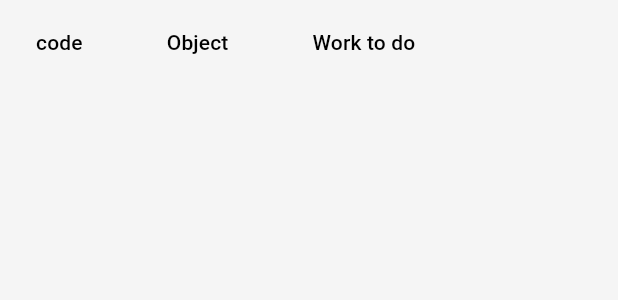
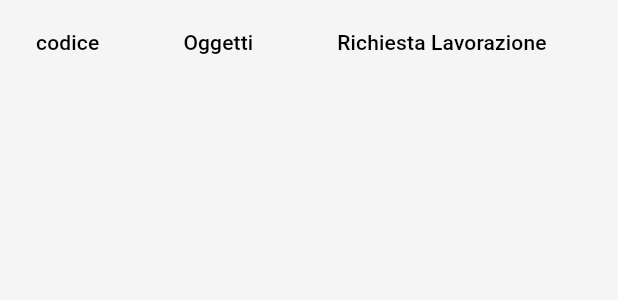
Before and after one commit to nio74/au79_web, a Flutter app: the DataTableRepairWidget widget shown alone on an empty page, opened directly, on a phone screen of 412 x 824 dp. Shown: the top 300 px of the screen. Run offline on Flutter 3.47's test engine with Material 2 defaults, Android fonts, the phone set to English and light mode, and no system bars; our stand-ins replace bloc, cloud_firestore, equatable, firebase_core, flutter_bloc; missing offline and left inert: easy_autocomplete; accounts and stored records are empty; Roboto replaces fonts that are missing (Futura).

Commit message:
casa 150986

```diff
--- a/lib/bloc/repair/repair_bloc.dart
+++ b/lib/bloc/repair/repair_bloc.dart
@@ -13,12 +13,14 @@ class RepairBloc extends Bloc<RepairEvent, RepairState> {
 
   RepairBloc({required RepairRepository repairRepository})
       : _repairRepository = repairRepository,
-        super(RepairLoading()) {
-    on<LoadRepairs>(_onLoadRepairs);
+        super(RepairBlocStateLoading()) {
+    on<RepairBlocEventInit>(_onLoadRepairs);
     on<UpdateRepairs>(_updateRepair);
+    on<RepairBlocLoadIdEvent>(_onLoadId);
   }
 
-  FutureOr<void> _onLoadRepairs(LoadRepairs event, Emitter<RepairState> emit) {
+  FutureOr<void> _onLoadRepairs(
+      RepairBlocEventInit event, Emitter<RepairState> emit) {
     _repairSubscription?.cancel();
     _repairSubscription = _repairRepository.getAllRepairs().listen(
           (products) => add(
@@ -28,8 +30,13 @@ class RepairBloc extends Bloc<RepairEvent, RepairState> {
   }
 
   FutureOr<void> _updateRepair(UpdateRepairs event, Emitter<RepairState> emit) {
-    if (state != RepairLoading) {
-      emit(RepairLoaded(repairs: event.repairs));
+    if (state != RepairBlocStateLoading) {
+      emit(RepairBlocStateLoaded(repairs: event.repairs));
     }
   }
+
+  Future<void> _onLoadId(RepairEvent event, Emitter<RepairState> emit) async {
+    var courrentState = (_repairRepository.readIdRepairId());
+    emit(RepairBlocStateIndexExtLoaded(await courrentState));
+  }
 }
--- a/lib/bloc/repair/repair_event.dart
+++ b/lib/bloc/repair/repair_event.dart
@@ -7,9 +7,11 @@ abstract class RepairEvent extends Equatable {
   List<Object> get props => [];
 }
 
-class LoadRepairs extends RepairEvent {
+class RepairBlocLoadIdEvent extends RepairEvent {}
+
+class RepairBlocEventInit extends RepairEvent {
   final List<RepairModel> repairs;
-  const LoadRepairs({
+  const RepairBlocEventInit({
     this.repairs = const <RepairModel>[],
   });
 
--- a/lib/bloc/repair/repair_state.dart
+++ b/lib/bloc/repair/repair_state.dart
@@ -7,13 +7,21 @@ abstract class RepairState extends Equatable {
   List<Object> get props => [];
 }
 
-class RepairLoading extends RepairState {}
+class RepairBlocStateLoading extends RepairState {}
 
-class RepairLoaded extends RepairState {
+class RepairBlocStateLoaded extends RepairState {
   final List<RepairModel> repairs;
-  const RepairLoaded(
+  const RepairBlocStateLoaded(
       {this.repairs =
           const <RepairModel>[]}); // pass to costructor an empty lyst
   @override
   List<Object> get props => [repairs];
 }
+
+class RepairBlocStateIndexExtLoaded extends RepairState {
+  final int idNuovo;
+
+  const RepairBlocStateIndexExtLoaded(this.idNuovo);
+  @override
+  List<Object> get props => [idNuovo];
+}
--- a/lib/main.dart
+++ b/lib/main.dart
@@ -26,7 +26,7 @@ Future main() async {
   runApp(MultiBlocProvider(providers: [
     BlocProvider(
         create: (_) => RepairBloc(repairRepository: RepairRepository())
-          ..add(const LoadRepairs())),
+          ..add(const RepairBlocEventInit())),
     BlocProvider(
       create: (_) => ClientsBloc(clientRepository: ClientRepository())
         ..add(const ClientBlocEventInit()),
--- a/lib/page/clients_insert_page.dart
+++ b/lib/page/clients_insert_page.dart
@@ -18,13 +18,13 @@ class ClientsInsertPage extends StatefulWidget {
 class _ClientsInsertPageState extends State<ClientsInsertPage> {
   final _clientRepository = ClientRepository();
   final _formKey = GlobalKey<FormState>();
-  int id = 0;
+
   final TextEditingController _idController = TextEditingController();
 
   final TextEditingController _nameClientController = TextEditingController();
 
   final TextEditingController _addressController = TextEditingController();
-
+  int id = 0;
   bool _formValid = false;
   bool autocomleteValid = false;
 
--- a/lib/page/repairs_page.dart
+++ b/lib/page/repairs_page.dart
@@ -35,8 +35,6 @@ class _PageRiparazioniState extends State<RiparazionePage> {
                 child: ElevatedButton(
                     onPressed: () {
                       Navigator.pushNamed(context, '/ins_mod_repair');
-                      /*  ClientRepository rep = ClientRepository();
-                      rep.createClient(); */
                     },
                     child: const Text('INSERT')),
               ),
--- a/lib/widgets/datatable_repair_widget.dart
+++ b/lib/widgets/datatable_repair_widget.dart
@@ -18,19 +18,19 @@ class DataTableRepairWidget extends StatelessWidget {
     //final blocRiparazioni = ListaRiparazioniBloc();
 
     return BlocBuilder<RepairBloc, RepairState>(builder: (context, state) {
-      if (state is RepairLoading) {
+      if (state is RepairBlocStateLoading) {
         return const Center(
           child: CircularProgressIndicator(),
         );
       } else {
-        final repairs = (state as RepairLoaded).repairs;
+        final repairs = (state as RepairBlocStateLoaded).repairs;
         return SingleChildScrollView(
           scrollDirection: Axis.vertical,
           child: DataTable(
               columns: const [
-                DataColumn(label: Text('code')),
-                DataColumn(label: Text('Object')),
-                DataColumn(label: Text('Work to do')),
+                DataColumn(label: Text('codice')),
+                DataColumn(label: Text('Oggetti')),
+                DataColumn(label: Text('Richiesta Lavorazione')),
               ],
               rows: repairs
                   .map<DataRow>((element) => DataRow(cells: [
```
Also changed, not shown: lib/page/ins_mod_repair.dart (+19 -8 lines), lib/repository/repair_repository.dart (+16 -0 lines).
